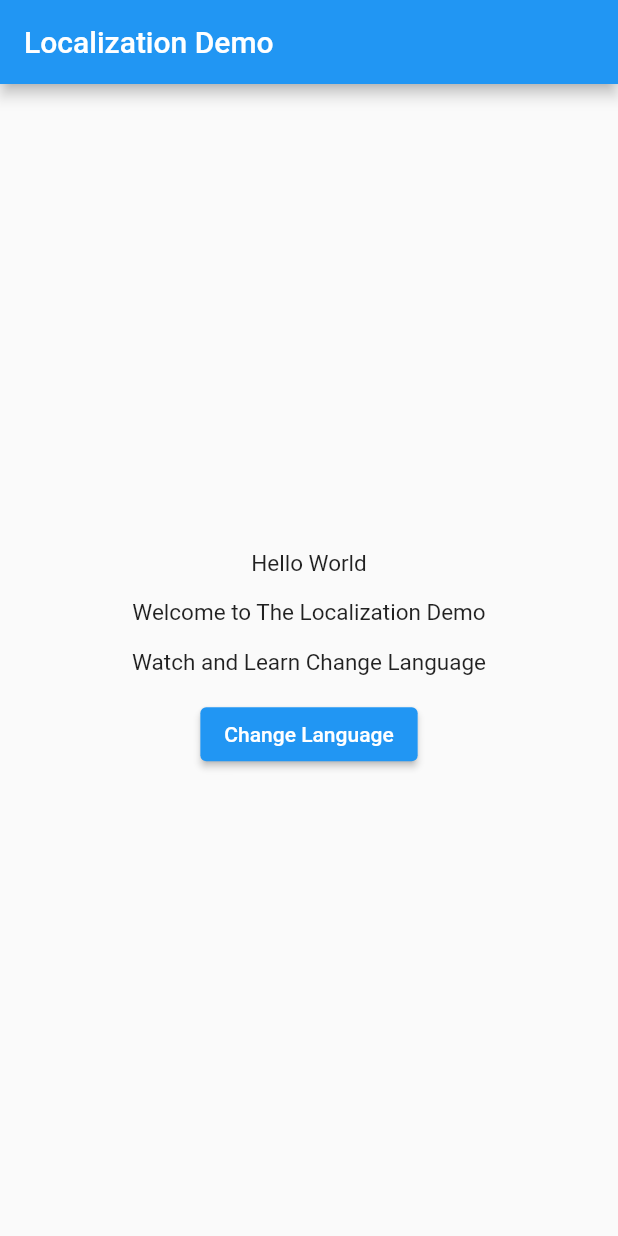
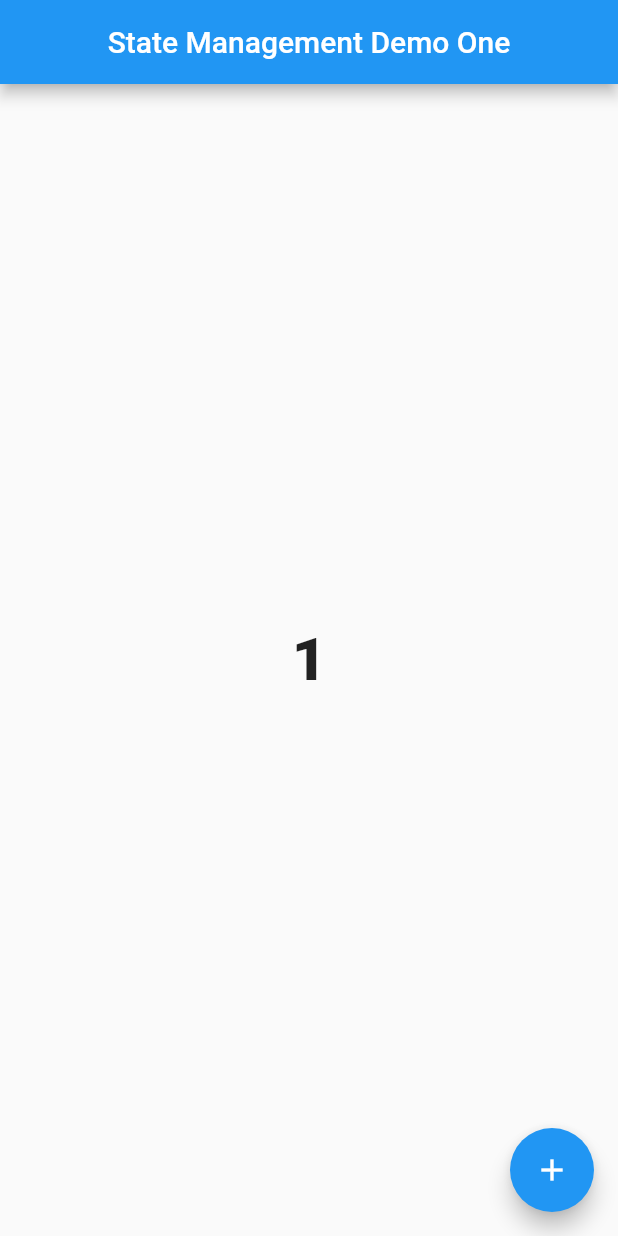
Before and after one commit to rajkayasth/Flutter_GetX_tutorial, a Flutter app: the screen it shows after launch, on a phone screen of 412 x 824 dp. Run offline on Flutter 3.47's test engine with Material 2 defaults, Android fonts, the phone set to English and light mode, and no system bars; our stand-ins replace get.

Commit message:
- Get X State Management Demo One With the Counter App Example

```diff
--- /dev/null
+++ b/lib/counter_controller.dart
@@ -0,0 +1,11 @@
+import 'package:flutter/cupertino.dart';
+import 'package:get/get.dart';
+
+class CounterController extends GetxController {
+  RxInt counter = 1.obs;
+
+  incrementCounter() {
+    counter.value++;
+    debugPrint(counter.value.toString());
+  }
+}
--- a/lib/main.dart
+++ b/lib/main.dart
@@ -5,6 +5,7 @@ import 'package:getx_tutorial/localization_demo.dart';
 import 'package:getx_tutorial/localization_demo_2.dart';
 import 'package:getx_tutorial/screen_one.dart';
 import 'package:getx_tutorial/screen_two.dart';
+import 'package:getx_tutorial/state_management_demo_one.dart';
 
 void main() {
   runApp(const MyApp());
@@ -31,12 +32,15 @@ class MyApp extends StatelessWidget {
             name: "/",
             page: () =>
 
+                ///For StateManagement Example 1
+                StateManagementDemoOne(),
+
                 ///If want to use Localization in App
                 ///For Demo 1
                 // LocalizationDemo(),
 
                 ///For Demo 2
-                LocalizationDemoTwo()
+               // LocalizationDemoTwo()
 
             ///if want to use get height width tutorial
             //GetHeightWidth(),
--- /dev/null
+++ b/lib/state_management_demo_one.dart
@@ -0,0 +1,43 @@
+import 'package:flutter/material.dart';
+import 'package:get/get.dart';
+import 'package:getx_tutorial/counter_controller.dart';
+
+class StateManagementDemoOne extends StatefulWidget {
+  const StateManagementDemoOne({Key? key}) : super(key: key);
+
+  @override
+  State<StateManagementDemoOne> createState() => _StateManagementDemoOneState();
+}
+
+class _StateManagementDemoOneState extends State<StateManagementDemoOne> {
+  final CounterController controller = Get.put(CounterController());
+
+  @override
+  Widget build(BuildContext context) {
+    print("Rebuild");
+    return Scaffold(
+      appBar: AppBar(
+        title: const Text("State Management Demo One"),
+        centerTitle: true,
+      ),
+      body: Center(child: Obx(
+        () {
+          print(" Text Rebuild");
+          return Text(
+            controller.counter.toString(),
+            style: TextStyle(fontSize: 40, fontWeight: FontWeight.w800),
+          );
+        },
+      )),
+      floatingActionButton: FloatingActionButton(
+        onPressed: () {
+          controller.incrementCounter();
+        },
+        child: Icon(
+          Icons.add,
+          color: Colors.white,
+        ),
+      ),
+    );
+  }
+}
```
